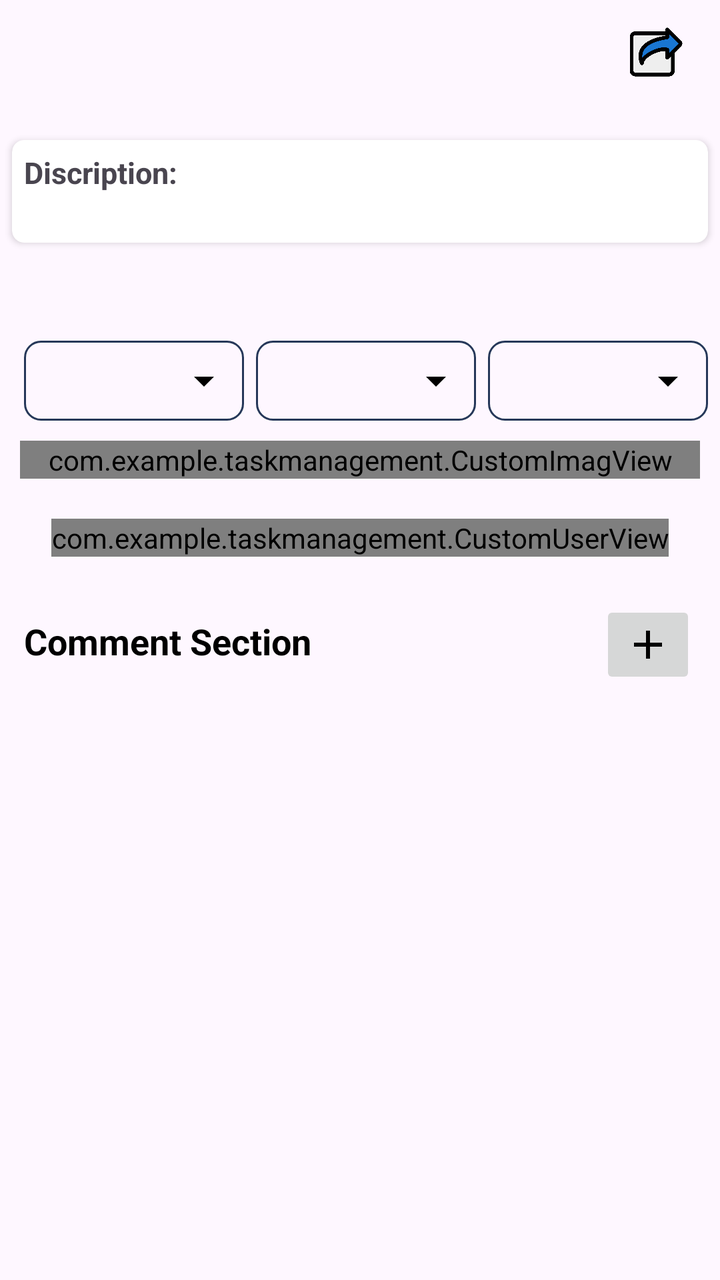
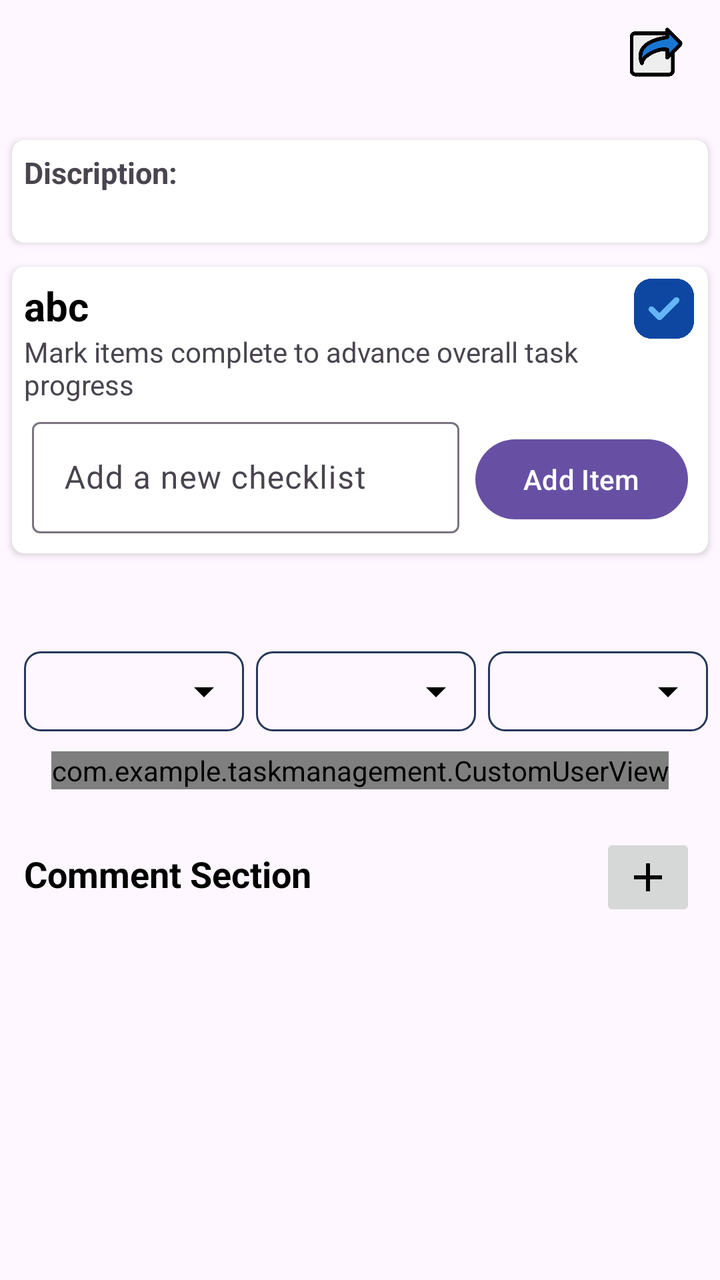

An Android layout rendered at two revisions. The XML below is the earlier revision; the diff shows what the commit changed to produce the second picture.
<!-- AndroidManifest.xml: application theme Theme.TaskManagement -->
<!-- res/layout/fragment_task_display.xml -->
<?xml version="1.0" encoding="utf-8"?>
<androidx.core.widget.NestedScrollView
    xmlns:android="http://schemas.android.com/apk/res/android"
    xmlns:tools="http://schemas.android.com/tools"
    xmlns:app="http://schemas.android.com/apk/res-auto"
    android:layout_width="match_parent"
    android:layout_height="match_parent"
    android:fillViewport="true">

    <LinearLayout
        android:id="@+id/main"
        android:layout_width="match_parent"
        android:layout_height="wrap_content"
        android:orientation="vertical"
        tools:context=".TaskDisplayFragment">
        <LinearLayout
            android:layout_width="match_parent"
            android:layout_height="wrap_content"
            android:layout_margin="6dp"
            android:orientation="horizontal">
            <TextView
                android:id="@+id/title"
                android:textStyle="bold"
                android:textColor="@color/black"
                android:textSize="15dp"
                android:layout_width="wrap_content"
                android:layout_weight="1"
                android:layout_marginTop="10dp"
                android:layout_height="wrap_content"/>
            <ImageView
                android:padding="5dp"
                android:id="@+id/materialbtn"
                android:layout_width="40dp"
                android:layout_height="40dp"
                android:layout_margin="6dp"
                android:layout_gravity="right"
                android:src="@drawable/share"/>


        </LinearLayout>
<androidx.cardview.widget.CardView
    android:layout_width="match_parent"
    android:layout_height="wrap_content"
    android:layout_margin="6dp"
    app:cardCornerRadius="6dp">
    <LinearLayout
        android:layout_width="match_parent"
        android:layout_height="wrap_content"
        android:padding="6dp"
        android:orientation="vertical">
        <TextView
            android:text="Discription:"
            android:textStyle="bold"
            android:textSize="15dp"
            android:layout_width="match_parent"
            android:layout_height="wrap_content"/>
        <TextView
            android:id="@+id/discript"
            android:layout_width="match_parent"
            android:layout_height="wrap_content"/>
    </LinearLayout>
</androidx.cardview.widget.CardView>
        <TextView
            android:id="@+id/date"
            android:padding="2dp"
            android:layout_margin="5dp"
            android:layout_width="match_parent"
            android:layout_height="wrap_content"/>
        <LinearLayout
            android:layout_width="match_parent"
            android:layout_height="wrap_content"
            android:orientation="horizontal"
            android:weightSum="3"
            android:paddingStart="6dp"
            android:paddingEnd="6dp">
            <FrameLayout
                android:layout_width="0dp"
                android:layout_height="40dp"
                android:layout_weight="1"
                android:layout_marginStart="6dp"
                android:layout_marginTop="10dp">

                <Spinner
                    android:id="@+id/spinner"
                    android:layout_width="match_parent"
                    android:layout_height="match_parent"
                    android:background="@drawable/spinner_bg"
                    android:spinnerMode="dropdown"
                    android:paddingStart="8dp"
                    android:paddingEnd="24dp"/>



            </FrameLayout>
            <FrameLayout
                android:layout_width="0dp"
                android:layout_height="40dp"
                android:layout_weight="1"
                android:layout_marginStart="6dp"
                android:layout_marginTop="10dp">

                <Spinner
                    android:id="@+id/categoryspinner"
                    android:layout_width="match_parent"
                    android:layout_height="match_parent"
                    android:background="@drawable/spinner_bg"
                    android:spinnerMode="dropdown"
                    android:paddingStart="8dp"
                    android:paddingEnd="24dp"/>



            </FrameLayout>
            <FrameLayout
                android:layout_width="0dp"
                android:layout_height="40dp"
                android:layout_weight="1"
                android:layout_marginStart="6dp"
                android:layout_marginTop="10dp">

                <Spinner
                    android:id="@+id/periorityspinner"
                    android:layout_width="match_parent"
                    android:layout_height="match_parent"
                    android:background="@drawable/spinner_bg"
                    android:spinnerMode="dropdown"
                    android:paddingStart="8dp"
                    android:paddingEnd="24dp"/>


            </FrameLayout>
        </LinearLayout>



                <com.example.taskmanagement.CustomImagView
                    android:layout_margin="10dp"
                    android:id="@+id/customImage"
                    android:layout_width="match_parent"
                    android:layout_height="wrap_content" />

                <com.example.taskmanagement.CustomUserView
                    android:id="@+id/customUser"
android:layout_margin="10dp"
                    android:layout_width="wrap_content"
                    android:layout_height="wrap_content"
                    android:layout_gravity="center_horizontal"
                     />

        <LinearLayout
            android:layout_width="match_parent"
            android:layout_height="wrap_content"
            android:orientation="vertical"
            android:padding="12dp">
<LinearLayout
    android:id="@+id/loader"
    android:layout_width="match_parent"
    android:layout_height="wrap_content"
    android:orientation="vertical"
    android:visibility="gone">
    <ProgressBar
        android:layout_width="match_parent"
        android:layout_height="wrap_content"/>
    <TextView
        android:layout_width="match_parent"
        android:layout_height="wrap_content"
        android:text="Loading.."
        android:gravity="center"/>
</LinearLayout>
            <LinearLayout
                android:layout_width="match_parent"
                android:layout_height="wrap_content"
                android:orientation="horizontal">

                <TextView
                    android:layout_width="0dp"
                    android:layout_height="wrap_content"
                    android:layout_weight="1"
                    android:layout_marginTop="8dp"
                    android:text="Comment Section"
                    android:textSize="18sp"
                    android:textStyle="bold"
                    android:textColor="@android:color/black" />

                <ImageButton
                    android:id="@+id/imgbtn"
                    android:layout_width="wrap_content"
                    android:layout_height="wrap_content"
                    android:src="@drawable/baseline_add_24" />
            </LinearLayout>

            <androidx.recyclerview.widget.RecyclerView
                android:id="@+id/commentRecycler"
                android:layout_width="match_parent"
                android:layout_height="wrap_content"
                android:layout_marginLeft="10dp"
                android:nestedScrollingEnabled="false"
                android:overScrollMode="never"
                />

        </LinearLayout>


    </LinearLayout>
</androidx.core.widget.NestedScrollView>
<!-- resources referenced by this layout -->
<resources>
  <color name="black">#FF000000</color>
  <!-- drawable baseline_add_24 (drawable) -->
  <vector xmlns:android="http://schemas.android.com/apk/res/android" android:height="24dp" android:tint="#000000" android:viewportHeight="24" android:viewportWidth="24" android:width="24dp">
        
      <path android:fillColor="@android:color/white" android:pathData="M19,13h-6v6h-2v-6H5v-2h6V5h2v6h6v2z"/>
      
  </vector>
  <!-- drawable share: png bitmap (drawable, 14509 bytes) -->
  <!-- drawable spinner_bg (drawable) -->
  <?xml version="1.0" encoding="utf-8"?>
  <layer-list xmlns:android="http://schemas.android.com/apk/res/android">
  
      <item>
          <shape android:shape="rectangle">
              <solid android:color="?attr/colorSurface" />
              <corners android:radius="8dp" />
              <stroke
                  android:width="1dp"
                  android:color="#263859" />
          </shape>
      </item>
  
      <item
          android:drawable="@drawable/outline_arrow_drop_down_24"
          android:gravity="end|center_vertical"
          android:right="8dp" />
  
  </layer-list>
  <style name="Theme.TaskManagement" parent="Base.Theme.TaskManagement" />
  <!-- drawable outline_arrow_drop_down_24 (drawable) -->
  <vector xmlns:android="http://schemas.android.com/apk/res/android" android:height="24dp" android:tint="#000000" android:viewportHeight="960" android:viewportWidth="960" android:width="24dp">
        
      <path android:fillColor="@android:color/white" android:pathData="M480,600L280,400L680,400L480,600Z"/>
      
  </vector>
  <style name="Base.Theme.TaskManagement" parent="Theme.Material3.DayNight.NoActionBar">
          
          
          <item name="colorOnSurface">#000000</item>
      </style>
</resources>

<!-- the commit's change to res/layout/fragment_task_display.xml (unified diff, before → after) -->
@@ -1,205 +1,290 @@
 <?xml version="1.0" encoding="utf-8"?>
-<androidx.core.widget.NestedScrollView
-    xmlns:android="http://schemas.android.com/apk/res/android"
+<layout xmlns:android="http://schemas.android.com/apk/res/android"
     xmlns:tools="http://schemas.android.com/tools"
-    xmlns:app="http://schemas.android.com/apk/res-auto"
-    android:layout_width="match_parent"
-    android:layout_height="match_parent"
-    android:fillViewport="true">
-
-    <LinearLayout
-        android:id="@+id/main"
+    xmlns:app="http://schemas.android.com/apk/res-auto">
+
+    <data>
+
+    </data>
+
+    <androidx.core.widget.NestedScrollView
         android:layout_width="match_parent"
-        android:layout_height="wrap_content"
-        android:orientation="vertical"
-        tools:context=".TaskDisplayFragment">
+        android:layout_height="match_parent"
+        android:fillViewport="true">
+
         <LinearLayout
-            android:layout_width="match_parent"
-            android:layout_height="wrap_content"
-            android:layout_margin="6dp"
-            android:orientation="horizontal">
-            <TextView
-                android:id="@+id/title"
-                android:textStyle="bold"
-                android:textColor="@color/black"
-                android:textSize="15dp"
-                android:layout_width="wrap_content"
-                android:layout_weight="1"
-                android:layout_marginTop="10dp"
-                android:layout_height="wrap_content"/>
-            <ImageView
-                android:padding="5dp"
-                android:id="@+id/materialbtn"
-                android:layout_width="40dp"
-                android:layout_height="40dp"
-                android:layout_margin="6dp"
-                android:layout_gravity="right"
-                android:src="@drawable/share"/>
-
-
-        </LinearLayout>
-<androidx.cardview.widget.CardView
-    android:layout_width="match_parent"
-    android:layout_height="wrap_content"
-    android:layout_margin="6dp"
-    app:cardCornerRadius="6dp">
-    <LinearLayout
-        android:layout_width="match_parent"
-        android:layout_height="wrap_content"
-        android:padding="6dp"
-        android:orientation="vertical">
-        <TextView
-            android:text="Discription:"
-            android:textStyle="bold"
-            android:textSize="15dp"
-            android:layout_width="match_parent"
-            android:layout_height="wrap_content"/>
-        <TextView
-            android:id="@+id/discript"
-            android:layout_width="match_parent"
-            android:layout_height="wrap_content"/>
-    </LinearLayout>
-</androidx.cardview.widget.CardView>
-        <TextView
-            android:id="@+id/date"
-            android:padding="2dp"
-            android:layout_margin="5dp"
-            android:layout_width="match_parent"
-            android:layout_height="wrap_content"/>
-        <LinearLayout
-            android:layout_width="match_parent"
-            android:layout_height="wrap_content"
-            android:orientation="horizontal"
-            android:weightSum="3"
-            android:paddingStart="6dp"
-            android:paddingEnd="6dp">
-            <FrameLayout
-                android:layout_width="0dp"
-                android:layout_height="40dp"
-                android:layout_weight="1"
-                android:layout_marginStart="6dp"
-                android:layout_marginTop="10dp">
-
-                <Spinner
-                    android:id="@+id/spinner"
-                    android:layout_width="match_parent"
-                    android:layout_height="match_parent"
-                    android:background="@drawable/spinner_bg"
-                    android:spinnerMode="dropdown"
-                    android:paddingStart="8dp"
-                    android:paddingEnd="24dp"/>
-
-
-
-            </FrameLayout>
-            <FrameLayout
-                android:layout_width="0dp"
-                android:layout_height="40dp"
-                android:layout_weight="1"
-                android:layout_marginStart="6dp"
-                android:layout_marginTop="10dp">
-
-                <Spinner
-                    android:id="@+id/categoryspinner"
-                    android:layout_width="match_parent"
-                    android:layout_height="match_parent"
-                    android:background="@drawable/spinner_bg"
-                    android:spinnerMode="dropdown"
-                    android:paddingStart="8dp"
-                    android:paddingEnd="24dp"/>
-
-
-
-            </FrameLayout>
-            <FrameLayout
-                android:layout_width="0dp"
-                android:layout_height="40dp"
-                android:layout_weight="1"
-                android:layout_marginStart="6dp"
-                android:layout_marginTop="10dp">
-
-                <Spinner
-                    android:id="@+id/periorityspinner"
-                    android:layout_width="match_parent"
-                    android:layout_height="match_parent"
-                    android:background="@drawable/spinner_bg"
-                    android:spinnerMode="dropdown"
-                    android:paddingStart="8dp"
-                    android:paddingEnd="24dp"/>
-
-
-            </FrameLayout>
-        </LinearLayout>
-
-
-
-                <com.example.taskmanagement.CustomImagView
-                    android:layout_margin="10dp"
-                    android:id="@+id/customImage"
-                    android:layout_width="match_parent"
-                    android:layout_height="wrap_content" />
-
-                <com.example.taskmanagement.CustomUserView
-                    android:id="@+id/customUser"
-android:layout_margin="10dp"
-                    android:layout_width="wrap_content"
-                    android:layout_height="wrap_content"
-                    android:layout_gravity="center_horizontal"
-                     />
-
-        <LinearLayout
+            android:id="@+id/main"
             android:layout_width="match_parent"
             android:layout_height="wrap_content"
             android:orientation="vertical"
-            android:padding="12dp">
-<LinearLayout
-    android:id="@+id/loader"
-    android:layout_width="match_parent"
-    android:layout_height="wrap_content"
-    android:orientation="vertical"
-    android:visibility="gone">
-    <ProgressBar
-        android:layout_width="match_parent"
-        android:layout_height="wrap_content"/>
-    <TextView
-        android:layout_width="match_parent"
-        android:layout_height="wrap_content"
-        android:text="Loading.."
-        android:gravity="center"/>
-</LinearLayout>
+            android:background="?attr/colorSurface"
+            tools:context=".TaskDisplayFragment">
+
             <LinearLayout
                 android:layout_width="match_parent"
                 android:layout_height="wrap_content"
+                android:layout_margin="6dp"
                 android:orientation="horizontal">
 
                 <TextView
+                    android:id="@+id/title"
+                    android:textStyle="bold"
+                    android:textColor="@color/black"
+                    android:textSize="15dp"
+                    android:layout_width="wrap_content"
+                    android:layout_weight="1"
+                    android:layout_marginTop="10dp"
+                    android:layout_height="wrap_content" />
+
+                <ImageView
+                    android:padding="5dp"
+                    android:id="@+id/materialbtn"
+                    android:layout_width="40dp"
+                    android:layout_height="40dp"
+                    android:layout_margin="6dp"
+                    android:layout_gravity="right"
+                    android:src="@drawable/share" />
+
+
+            </LinearLayout>
+
+            <androidx.cardview.widget.CardView
+                android:layout_width="match_parent"
+                android:layout_height="wrap_content"
+                android:layout_margin="6dp"
+                app:cardCornerRadius="6dp">
+
+                <LinearLayout
+                    android:layout_width="match_parent"
+                    android:layout_height="wrap_content"
+                    android:padding="6dp"
+                    android:orientation="vertical">
+
+                    <TextView
+                        android:text="Discription:"
+                        android:textStyle="bold"
+                        android:textSize="15dp"
+                        android:layout_width="wrap_content"
+                        android:layout_height="wrap_content" />
+
+                    <TextView
+                        android:id="@+id/discript"
+                        android:layout_width="wrap_content"
+                        android:layout_height="wrap_content" />
+                </LinearLayout>
+            </androidx.cardview.widget.CardView>
+
+            <androidx.cardview.widget.CardView
+                android:layout_width="match_parent"
+                android:layout_height="wrap_content"
+                android:layout_margin="6dp"
+                app:cardCornerRadius="6dp">
+
+                <LinearLayout
+                    android:layout_width="match_parent"
+                    android:layout_height="wrap_content"
+                    android:orientation="vertical"
+                    android:padding="6dp">
+
+                    <LinearLayout
+                        android:layout_width="match_parent"
+                        android:layout_height="wrap_content"
+                        android:orientation="horizontal">
+
+                        <LinearLayout
+                            android:layout_width="305dp"
+                            android:layout_height="wrap_content"
+                            android:orientation="vertical">
+
+                            <TextView
+                                android:id="@+id/checklist"
+                                android:layout_width="wrap_content"
+                                android:layout_height="wrap_content"
+                                android:textStyle="bold"
+                                android:textSize="20dp"
+                                android:text="abc"
+                                android:textColor="?attr/colorOnSurface" />
+
+                            <TextView
+                                android:text="Mark items complete to advance overall task progress"
+                                android:layout_width="wrap_content"
+                                android:layout_height="wrap_content" />
+
+
+                        </LinearLayout>
+
+                        <ImageView
+                            android:layout_width="30dp"
+                            android:layout_height="30dp"
+                            android:src="@drawable/correct" />
+
+                    </LinearLayout>
+
+                    <androidx.recyclerview.widget.RecyclerView
+                        android:id="@+id/checkListReycler"
+                        android:layout_width="match_parent"
+                        android:layout_height="wrap_content">
+
+                    </androidx.recyclerview.widget.RecyclerView>
+
+                    <LinearLayout
+                        android:layout_width="match_parent"
+                        android:layout_height="wrap_content"
+                        android:orientation="horizontal">
+
+                        <com.google.android.material.textfield.TextInputLayout
+
+                            style="@style/Widget.Material3.TextInputLayout.OutlinedBox"
+                            android:layout_width="match_parent"
+                            android:layout_weight="1"
+                            android:layout_height="wrap_content"
+                            android:layout_margin="4dp"
+
+                            android:hint="Add a new checklist">
+
+                            <com.google.android.material.textfield.TextInputEditText
+                                android:id="@+id/checklistitem"
+                                android:layout_width="match_parent"
+                                android:layout_height="wrap_content" />
+
+                        </com.google.android.material.textfield.TextInputLayout>
+
+                        <Button
+                            android:id="@+id/additem"
+                            android:layout_width="wrap_content"
+                            android:layout_margin="4dp"
+                            android:layout_height="wrap_content"
+                            android:text="Add Item" />
+
+                    </LinearLayout>
+
+
+                </LinearLayout>
+            </androidx.cardview.widget.CardView>
+
+            <TextView
+                android:id="@+id/date"
+                android:padding="2dp"
+                android:layout_margin="5dp"
+                android:layout_width="match_parent"
+                android:layout_height="wrap_content" />
+
+            <LinearLayout
+                android:layout_width="match_parent"
+                android:layout_height="wrap_content"
+                android:orientation="horizontal"
+                android:weightSum="3"
+                android:paddingStart="6dp"
+                android:paddingEnd="6dp">
+
+                <FrameLayout
                     android:layout_width="0dp"
-                    android:layout_height="wrap_content"
-                    android:layout_weight="1"
-                    android:layout_marginTop="8dp"
-                    android:text="Comment Section"
-                    android:textSize="18sp"
-                    android:textStyle="bold"
-                    android:textColor="@android:color/black" />
-
-                <ImageButton
-                    android:id="@+id/imgbtn"
-                    android:layout_width="wrap_content"
-                    android:layout_height="wrap_content"
-                    android:src="@drawable/baseline_add_24" />
+                    android:layout_height="40dp"
+                    android:layout_weight="1"
+                    android:layout_marginStart="6dp"
+                    android:layout_marginTop="10dp">
+
+                    <Spinner
+                        android:id="@+id/spinner"
+                        android:layout_width="match_parent"
+                        android:layout_height="match_parent"
+                        android:background="@drawable/spinner_bg"
+                        android:spinnerMode="dropdown"
+                        android:paddingStart="8dp"
+                        android:paddingEnd="24dp" />
+
+
+                </FrameLayout>
+
+                <FrameLayout
+                    android:layout_width="0dp"
+                    android:layout_height="40dp"
+                    android:layout_weight="1"
+                    android:layout_marginStart="6dp"
+                    android:layout_marginTop="10dp">
+
+                    <Spinner
+                        android:id="@+id/categoryspinner"
+                        android:layout_width="match_parent"
+                        android:layout_height="match_parent"
+                        android:background="@drawable/spinner_bg"
+                        android:spinnerMode="dropdown"
+                        android:paddingStart="8dp"
+                        android:paddingEnd="24dp" />
+
+
+                </FrameLayout>
+
+                <FrameLayout
+                    android:layout_width="0dp"
+                    android:layout_height="40dp"
+                    android:layout_weight="1"
+                    android:layout_marginStart="6dp"
+                    android:layout_marginTop="10dp">
+
+                    <Spinner
+                        android:id="@+id/periorityspinner"
+                        android:layout_width="match_parent"
+                        android:layout_height="match_parent"
+                        android:background="@drawable/spinner_bg"
+                        android:spinnerMode="dropdown"
+                        android:paddingStart="8dp"
+                        android:paddingEnd="24dp" />
+
+
+                </FrameLayout>
             </LinearLayout>
 
-            <androidx.recyclerview.widget.RecyclerView
-                android:id="@+id/commentRecycler"
-                android:layout_width="match_parent"
-                android:layout_height="wrap_content"
-                android:layout_marginLeft="10dp"
-                android:nestedScrollingEnabled="false"
-                android:overScrollMode="never"
-                />
+
+         
+            <com.example.taskmanagement.CustomUserView
+                android:id="@+id/customUser"
+                android:layout_margin="10dp"
+                android:layout_width="wrap_content"
+                android:layout_height="wrap_content"
+                android:layout_gravity="center_horizontal" />
+
+            <LinearLayout
+                android:layout_width="match_parent"
+                android:layout_height="wrap_content"
+                android:orientation="vertical"
+                android:padding="12dp">
+
+
+
+                <LinearLayout
+                    android:layout_width="match_parent"
+                    android:layout_height="wrap_content"
+                    android:orientation="horizontal">
+
+                    <TextView
+                        android:layout_width="0dp"
+                        android:layout_height="wrap_content"
+                        android:layout_weight="1"
+                        android:layout_marginTop="8dp"
+                        android:text="Comment Section"
+                        android:textSize="18sp"
+                        android:textStyle="bold"
+                        android:textColor="@android:color/black" />
+
+                    <ImageButton
+                        android:id="@+id/imgbtn"
+                        android:layout_width="wrap_content"
+                        android:layout_height="wrap_content"
+                        android:src="@drawable/baseline_add_24" />
+                </LinearLayout>
+
+                <androidx.recyclerview.widget.RecyclerView
+                    android:id="@+id/commentRecycler"
+                    android:layout_width="match_parent"
+                    android:layout_height="wrap_content"
+
+                    android:nestedScrollingEnabled="false"
+                    android:overScrollMode="never" />
+
+            </LinearLayout>
+
 
         </LinearLayout>
-
-
-    </LinearLayout>
-</androidx.core.widget.NestedScrollView>
+    </androidx.core.widget.NestedScrollView>
+</layout>
<!-- resource entries referenced after the edit -->
@@ -7,6 +7,7 @@
       <path android:fillColor="@android:color/white" android:pathData="M19,13h-6v6h-2v-6H5v-2h6V5h2v6h6v2z"/>
       
   </vector>
+  <!-- drawable correct: png bitmap (drawable, 12004 bytes) -->
   <!-- drawable share: png bitmap (drawable, 14509 bytes) -->
   <!-- drawable spinner_bg (drawable) -->
   <?xml version="1.0" encoding="utf-8"?>
